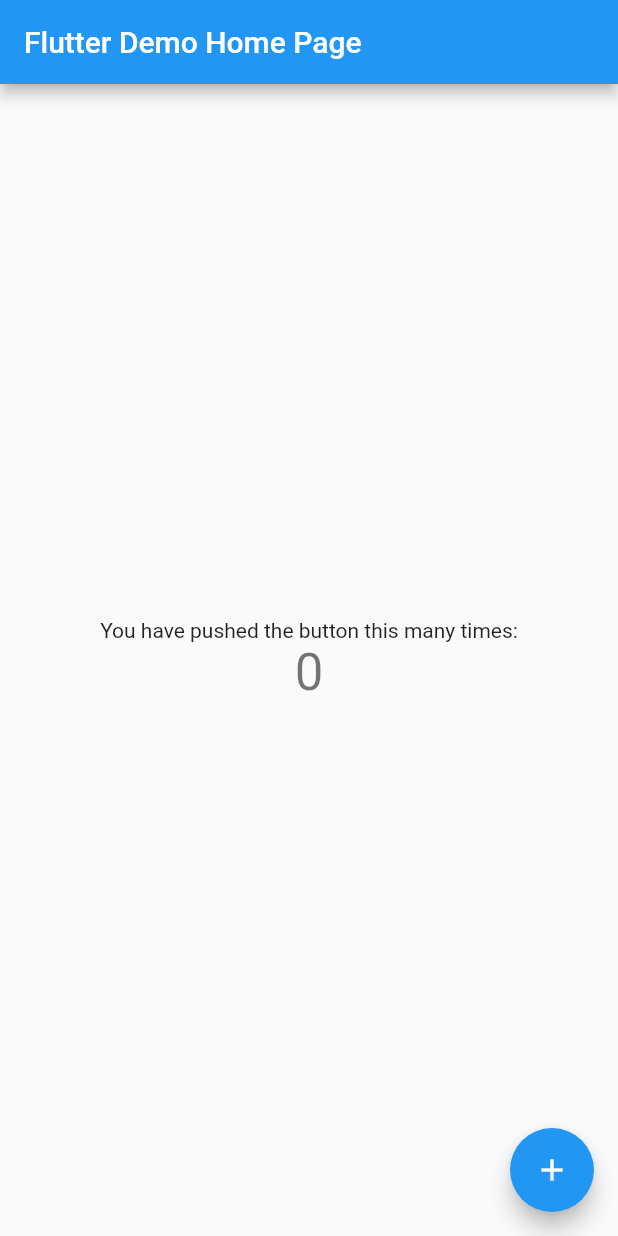
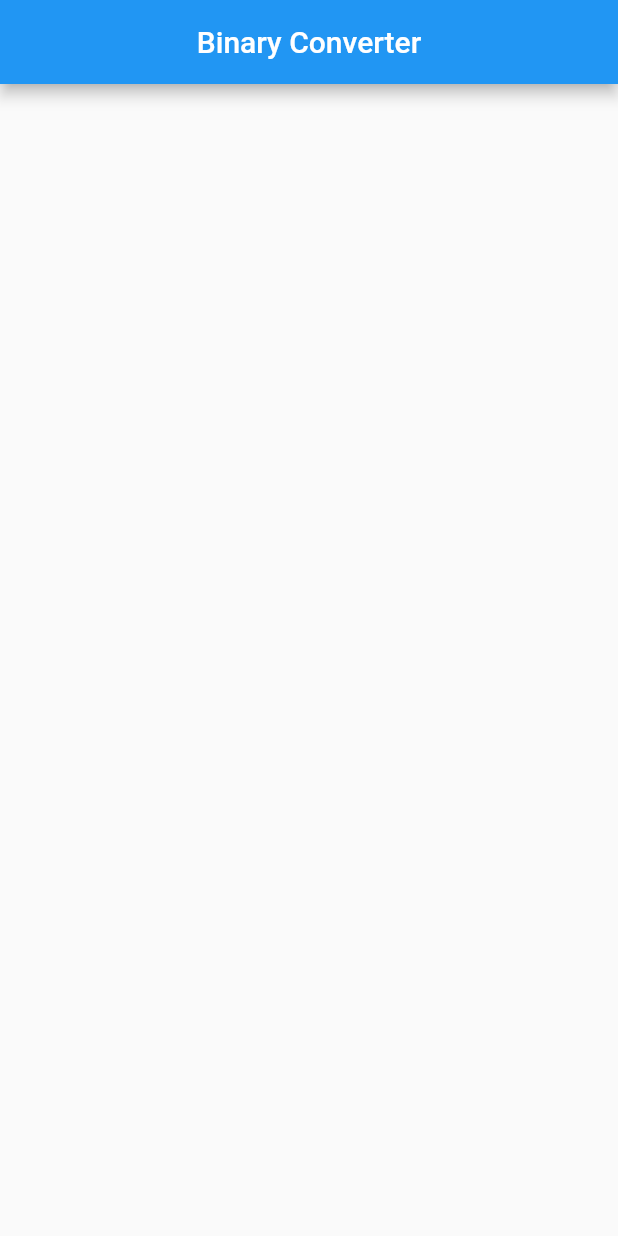
Before and after one commit to maximillianfx/app-ideas, a Flutter app: the screen it shows after launch, on a phone screen of 412 x 824 dp. Run offline on Flutter 3.47's test engine with Material 2 defaults, Android fonts, the phone set to English and light mode, and no system bars.

Commit message:
Initialize converter screen

```diff
--- a/binary_converter/lib/main.dart
+++ b/binary_converter/lib/main.dart
@@ -1,3 +1,4 @@
+import 'package:binary_converter/screens/converter_screen.dart';
 import 'package:flutter/material.dart';
 
 void main() {
@@ -9,24 +10,9 @@ class MyApp extends StatelessWidget {
   @override
   Widget build(BuildContext context) {
     return MaterialApp(
-      title: 'Flutter Demo',
-      theme: ThemeData(
-        // This is the theme of your application.
-        //
-        // Try running your application with "flutter run". You'll see the
-        // application has a blue toolbar. Then, without quitting the app, try
-        // changing the primarySwatch below to Colors.green and then invoke
-        // "hot reload" (press "r" in the console where you ran "flutter run",
-        // or simply save your changes to "hot reload" in a Flutter IDE).
-        // Notice that the counter didn't reset back to zero; the application
-        // is not restarted.
-        primarySwatch: Colors.blue,
-        // This makes the visual density adapt to the platform that you run
-        // the app on. For desktop platforms, the controls will be smaller and
-        // closer together (more dense) than on mobile platforms.
-        visualDensity: VisualDensity.adaptivePlatformDensity,
-      ),
-      home: MyHomePage(title: 'Flutter Demo Home Page'),
+      title: 'Binary Converter',
+      debugShowCheckedModeBanner: false,
+      home: ConverterScreen(titleApp: 'Binary Converter'),
     );
   }
 }
--- /dev/null
+++ b/binary_converter/lib/screens/converter_screen.dart
@@ -0,0 +1,27 @@
+import 'package:flutter/material.dart';
+
+class ConverterScreen extends StatefulWidget {
+
+  ConverterScreen({Key key, this.titleApp}) : super(key: key);
+
+  final String titleApp;
+
+  @override
+  _ConverterScreenState createState() => _ConverterScreenState();
+}
+
+class _ConverterScreenState extends State<ConverterScreen> {
+  @override
+  Widget build(BuildContext context) {
+    return Scaffold(
+      appBar: AppBar(
+        title: Container(
+          child: Center(
+            child: Text(widget.titleApp),
+          ),
+        ),
+      ),
+      body: Container(),
+    );
+  }
+}
```
